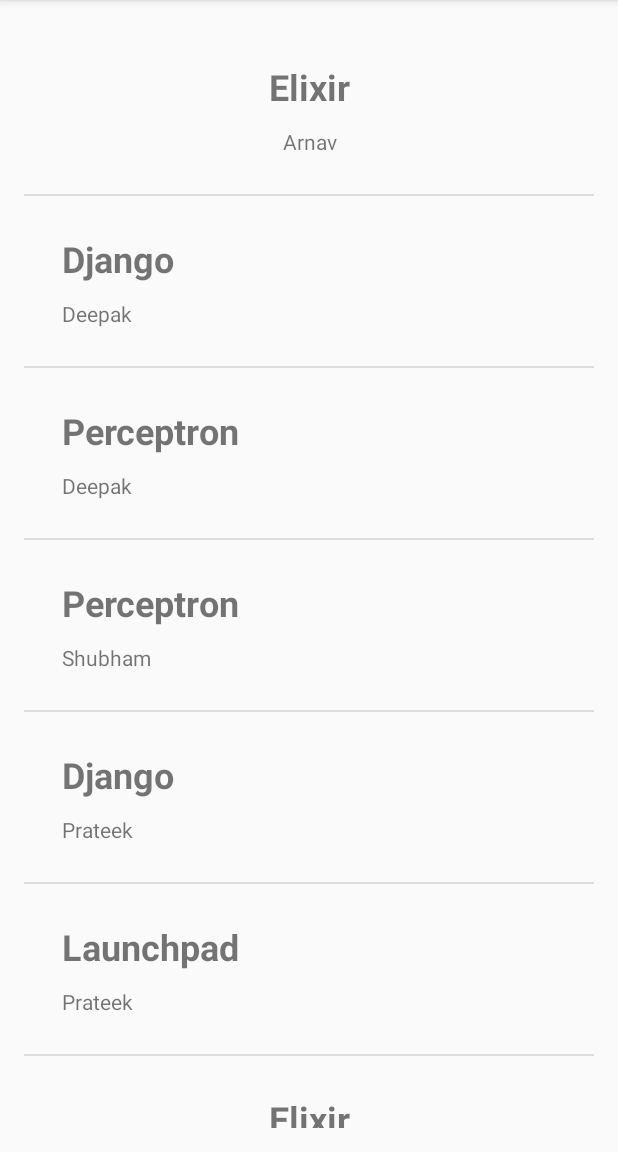
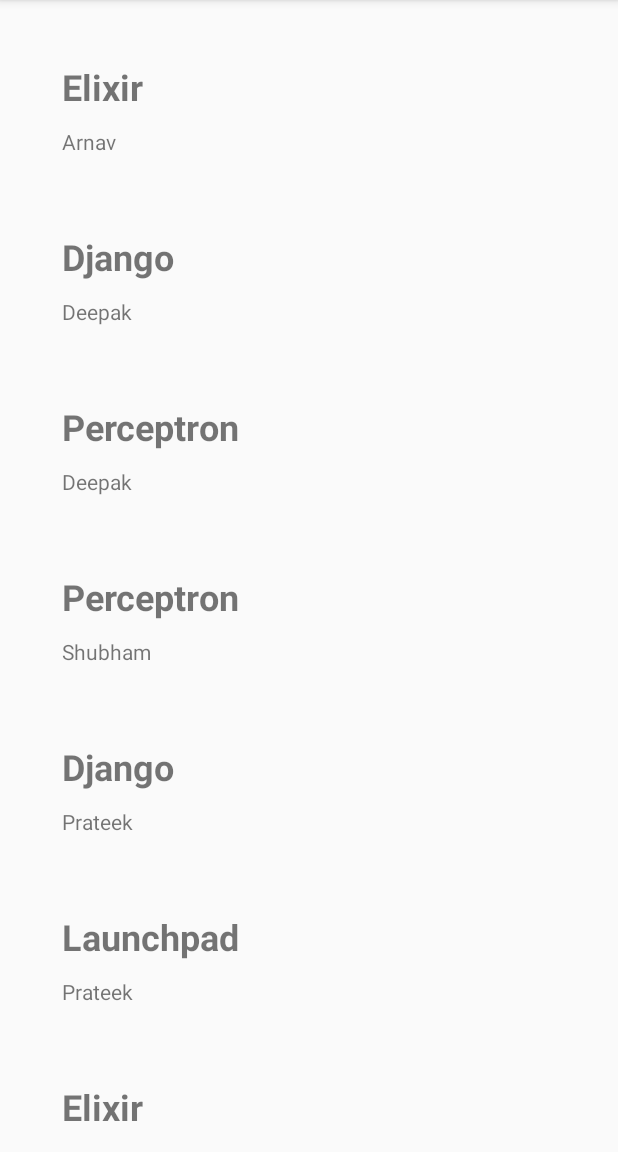
Before and after one commit to AjayThakur12/Android2017Spring, an Android app: the screen it shows after launch (MainActivity before the commit, RecyclerActivity after it), on a phone screen of 412 x 824 dp, the part 84-1236 px from its top. Run offline under Robolectric (Android 15) with nearby library versions, the light colour scheme and no system bars.

Commit message:
recyclerviews
Signed-off-by: Arnav Gupta <arnav@codingblocks.com>

```diff
--- a/Lecture04/ListViews/app/build.gradle
+++ b/Lecture04/ListViews/app/build.gradle
@@ -26,4 +26,5 @@
     })
     compile 'com.android.support:appcompat-v7:24.1.1'
     testCompile 'junit:junit:4.12'
+    compile 'com.android.support:recyclerview-v7:24.1.1'
 }
--- a/Lecture04/ListViews/app/src/main/AndroidManifest.xml
+++ b/Lecture04/ListViews/app/src/main/AndroidManifest.xml
@@ -10,9 +10,16 @@
         android:theme="@style/AppTheme">
         <activity android:name=".MainActivity">
             <intent-filter>
+                <category android:name="android.intent.category.LAUNCHER" />
+            </intent-filter>
+        </activity>
+
+        <activity android:name=".RecyclerActivity">
+            <intent-filter>
                 <action android:name="android.intent.action.MAIN" />
 
                 <category android:name="android.intent.category.LAUNCHER" />
+                <category android:name="android.intent.category.DEFAULT"/>
             </intent-filter>
         </activity>
     </application>
--- a/Lecture04/ListViews/app/src/main/java/com/codingblocks/listviews/CourseListAdapter.java
+++ b/Lecture04/ListViews/app/src/main/java/com/codingblocks/listviews/CourseListAdapter.java
@@ -23,6 +23,11 @@
     public CourseListAdapter(ArrayList<Course> courses, Context context) {
         this.courses = courses;
         this.context = context;
+    }
+
+    class CourseListHolder {
+        TextView tvCourseName;
+        TextView tvTeacherName;
     }
 
     @Override
@@ -66,6 +71,7 @@
         Log.d(TAG, "getView: " + position + convertView);
         LayoutInflater li = (LayoutInflater) context.getSystemService(Context.LAYOUT_INFLATER_SERVICE);
         Course thisCourse = getItem(position);
+        CourseListHolder itemHolder;
 
         if (convertView == null) {
             Log.d(TAG, "getView: convertView is null at " + position);
@@ -87,17 +93,24 @@
 
 
             convertView = li.inflate(layoutType, null);
+            itemHolder = new CourseListHolder();
+            itemHolder.tvCourseName = (TextView) convertView.findViewById(R.id.tvCourseName);
+            itemHolder.tvTeacherName = (TextView) convertView.findViewById(R.id.tvTeacherName);
+            convertView.setTag(itemHolder);
         } else {
             Log.d(TAG, "getView: convertView is not null" + position);
-
+            itemHolder = (CourseListHolder) convertView.getTag();
         }
 
+//        ((TextView) convertView.findViewById(R.id.tvCourseName))
+//                .setText(thisCourse.getCourseName());
+//        ((TextView) convertView.findViewById(R.id.tvTeacherName))
+//                .setText(thisCourse.getCourseName());
 
-        TextView tvCourseName = (TextView) convertView.findViewById(R.id.tvCourseName);
-        TextView tvTeacherName = (TextView) convertView.findViewById(R.id.tvTeacherName);
 
-        tvCourseName.setText(thisCourse.getCourseName());
-        tvTeacherName.setText(thisCourse.getTeacherName());
+
+        itemHolder.tvCourseName.setText(thisCourse.getCourseName());
+        itemHolder.tvTeacherName.setText(thisCourse.getTeacherName());
 
         return convertView;
     }
--- /dev/null
+++ b/Lecture04/ListViews/app/src/main/java/com/codingblocks/listviews/CourseRecycleAdapter.java
@@ -0,0 +1,59 @@
+package com.codingblocks.listviews;
+
+import android.content.Context;
+import android.support.v7.widget.RecyclerView;
+import android.view.LayoutInflater;
+import android.view.View;
+import android.view.ViewGroup;
+import android.widget.TextView;
+
+import java.util.ArrayList;
+
+/**
+ * Created by championswimmer on 12/03/17.
+ */
+
+public class CourseRecycleAdapter extends
+        RecyclerView.Adapter<CourseRecycleAdapter.CourseItemHolder> {
+
+    private ArrayList<Course> courses;
+    private Context context;
+
+    public CourseRecycleAdapter(ArrayList<Course> courses, Context context) {
+        this.courses = courses;
+        this.context = context;
+    }
+
+    @Override
+    public CourseItemHolder onCreateViewHolder(ViewGroup parent, int viewType) {
+        LayoutInflater li = (LayoutInflater) context.getSystemService(Context.LAYOUT_INFLATER_SERVICE);
+        View itemView = li.inflate(R.layout.list_item_course_details, parent, false);
+
+        return new CourseItemHolder(itemView);
+    }
+
+    @Override
+    public void onBindViewHolder(CourseItemHolder holder, int position) {
+        Course thisCourse = courses.get(position);
+        holder.tvCourseName.setText(thisCourse.getCourseName());
+        holder.tvTeacherName.setText(thisCourse.getTeacherName());
+    }
+
+    @Override
+    public int getItemCount() {
+        return courses.size();
+    }
+
+    class CourseItemHolder extends RecyclerView.ViewHolder {
+        TextView tvCourseName;
+        TextView tvTeacherName;
+
+        public CourseItemHolder(View itemView) {
+            super(itemView);
+
+            tvCourseName = (TextView) itemView.findViewById(R.id.tvCourseName);
+            tvTeacherName = (TextView) itemView.findViewById(R.id.tvTeacherName);
+
+        }
+    }
+}
--- /dev/null
+++ b/Lecture04/ListViews/app/src/main/java/com/codingblocks/listviews/RecyclerActivity.java
@@ -0,0 +1,31 @@
+package com.codingblocks.listviews;
+
+import android.support.v7.app.AppCompatActivity;
+import android.os.Bundle;
+import android.support.v7.widget.LinearLayoutManager;
+import android.support.v7.widget.RecyclerView;
+
+import java.util.ArrayList;
+
+public class RecyclerActivity extends AppCompatActivity {
+
+    ArrayList<Course> courseList;
+    RecyclerView courseRecyclerView;
+    CourseRecycleAdapter crAdapter;
+
+    @Override
+    protected void onCreate(Bundle savedInstanceState) {
+        super.onCreate(savedInstanceState);
+        setContentView(R.layout.activity_recycler);
+
+        courseList = CourseGenerator.getRandomList(200);
+
+        courseRecyclerView = (RecyclerView) findViewById(R.id.rvCourseList);
+        crAdapter = new CourseRecycleAdapter(courseList, this);
+
+        courseRecyclerView.setLayoutManager(new LinearLayoutManager(this));
+
+        courseRecyclerView.setAdapter(crAdapter);
+
+    }
+}
--- /dev/null
+++ b/Lecture04/ListViews/app/src/main/res/layout/activity_recycler.xml
@@ -0,0 +1,18 @@
+<?xml version="1.0" encoding="utf-8"?>
+<LinearLayout xmlns:android="http://schemas.android.com/apk/res/android"
+    xmlns:tools="http://schemas.android.com/tools"
+    android:id="@+id/activity_recycler"
+    android:layout_width="match_parent"
+    android:layout_height="match_parent"
+    android:orientation="vertical"
+    android:paddingBottom="@dimen/activity_vertical_margin"
+    android:paddingLeft="@dimen/activity_horizontal_margin"
+    android:paddingRight="@dimen/activity_horizontal_margin"
+    android:paddingTop="@dimen/activity_vertical_margin"
+    tools:context="com.codingblocks.listviews.RecyclerActivity">
+
+    <android.support.v7.widget.RecyclerView
+        android:id="@+id/rvCourseList"
+        android:layout_width="match_parent"
+        android:layout_height="match_parent" />
+</LinearLayout>
```
Also changed, not shown: 1 other file.
